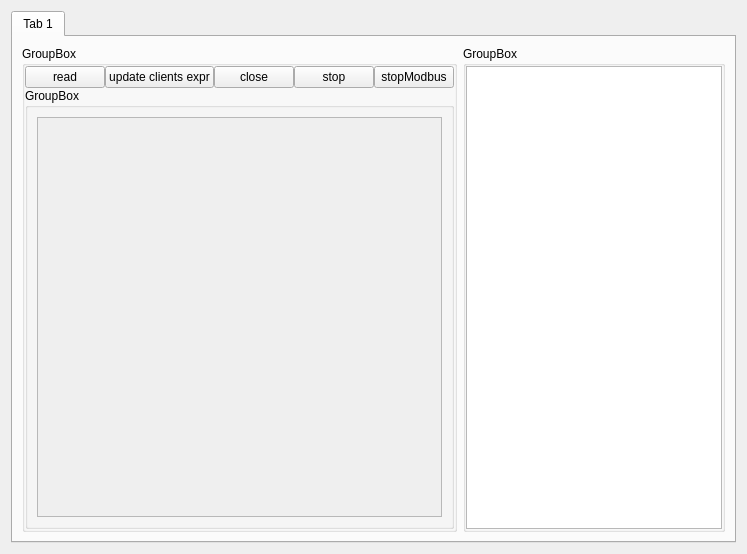
Above: pg-liga/serverwindow.ui from predbannikov/pg-liga before the change. Below: the same form after it.
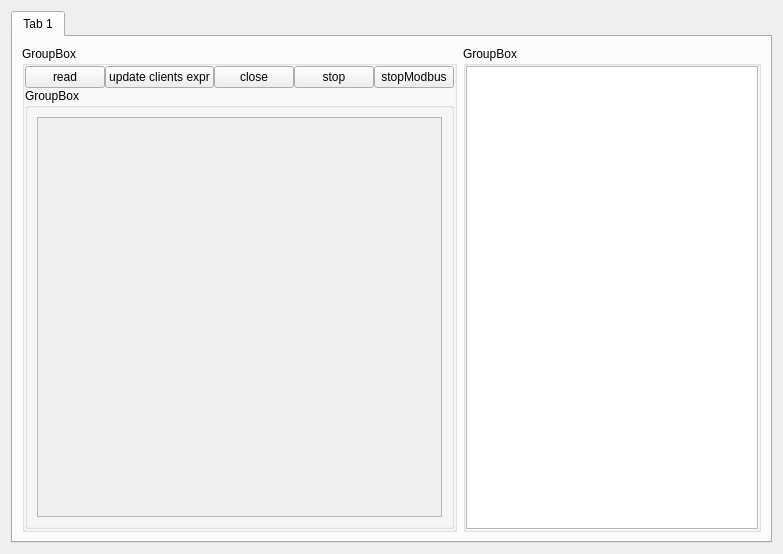
That is the form after the change.

```diff
--- a/pg-liga/serverwindow.ui
+++ b/pg-liga/serverwindow.ui
@@ -6,7 +6,7 @@
    <rect>
     <x>0</x>
     <y>0</y>
-    <width>668</width>
+    <width>783</width>
     <height>554</height>
    </rect>
   </property>
```
Left out of the diff: 2 changed lines with no effect on the pictures.
